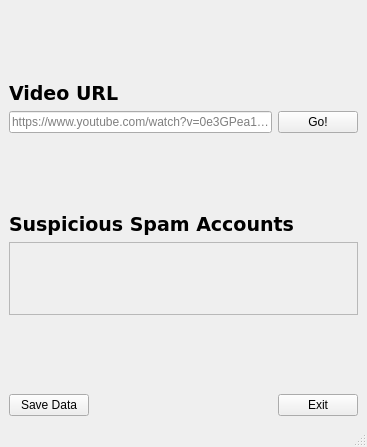
First picture: the form in ui/main.ui, repository Pristzilla/HackUPCTeamRocket, before the edit.
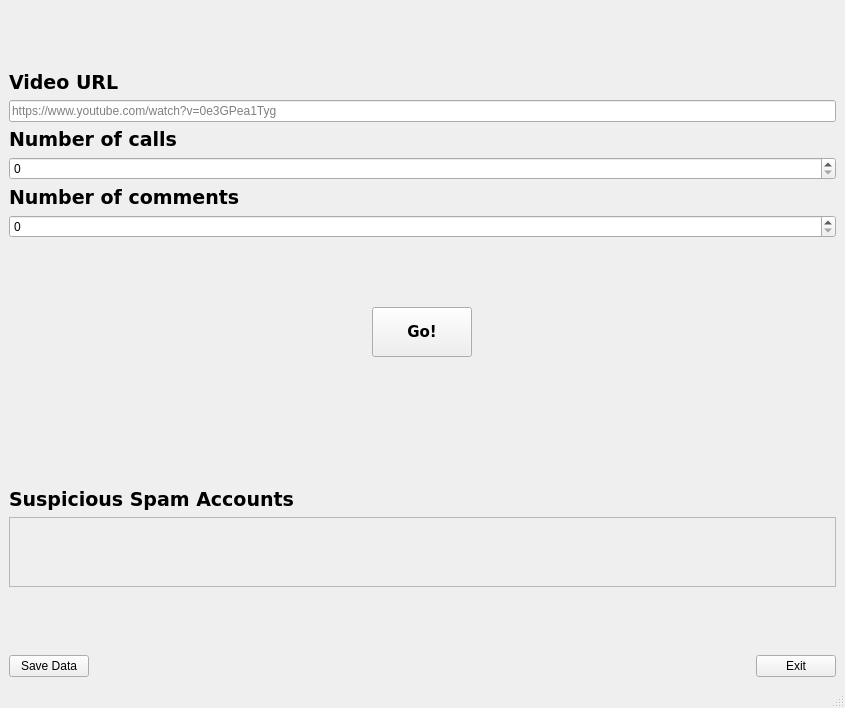
Second picture: the form after the edit.

```diff
--- a/ui/main.ui
+++ b/ui/main.ui
@@ -6,8 +6,8 @@
    <rect>
     <x>0</x>
     <y>0</y>
-    <width>367</width>
-    <height>447</height>
+    <width>845</width>
+    <height>708</height>
    </rect>
   </property>
   <property name="windowTitle">
@@ -46,8 +46,6 @@
        </widget>
       </item>
       <item>
-       <layout class="QHBoxLayout" name="horizontalLayout_2">
-        <item>
          <widget class="QLineEdit" name="lineEdit">
           <property name="placeholderText">
            <string>https://www.youtube.com/watch?v=0e3GPea1Tyg</string>
@@ -55,13 +53,87 @@
          </widget>
         </item>
         <item>
+       <widget class="QLabel" name="label_3">
+        <property name="font">
+         <font>
+          <family>Verdana</family>
+          <pointsize>14</pointsize>
+          <weight>75</weight>
+          <bold>true</bold>
+         </font>
+        </property>
+        <property name="text">
+         <string>Number of calls</string>
+        </property>
+       </widget>
+      </item>
+      <item>
+       <widget class="QSpinBox" name="spinBox"/>
+      </item>
+      <item>
+       <widget class="QLabel" name="label_4">
+        <property name="font">
+         <font>
+          <family>Verdana</family>
+          <pointsize>14</pointsize>
+          <weight>75</weight>
+          <bold>true</bold>
+         </font>
+        </property>
+        <property name="text">
+         <string>Number of comments</string>
+        </property>
+       </widget>
+      </item>
+      <item>
+       <widget class="QSpinBox" name="spinBox_2"/>
+      </item>
+      <item>
+       <spacer name="verticalSpacer_5">
+        <property name="orientation">
+         <enum>Qt::Vertical</enum>
+        </property>
+        <property name="sizeHint" stdset="0">
+         <size>
+          <width>20</width>
+          <height>40</height>
+         </size>
+        </property>
+       </spacer>
+      </item>
+      <item alignment="Qt::AlignHCenter">
          <widget class="QPushButton" name="pushButton_3">
+        <property name="minimumSize">
+         <size>
+          <width>100</width>
+          <height>50</height>
+         </size>
+        </property>
+        <property name="font">
+         <font>
+          <family>Verdana</family>
+          <pointsize>11</pointsize>
+          <weight>75</weight>
+          <bold>true</bold>
+         </font>
+        </property>
           <property name="text">
            <string>Go!</string>
           </property>
          </widget>
         </item>
-       </layout>
+      <item>
+       <spacer name="verticalSpacer_4">
+        <property name="orientation">
+         <enum>Qt::Vertical</enum>
+        </property>
+        <property name="sizeHint" stdset="0">
+         <size>
+          <width>20</width>
+          <height>40</height>
+         </size>
+        </property>
+       </spacer>
       </item>
       <item>
        <spacer name="verticalSpacer_3">
@@ -116,7 +188,7 @@
           <rect>
            <x>0</x>
            <y>0</y>
-           <width>341</width>
+           <width>819</width>
            <height>85</height>
           </rect>
          </property>
```
Left out of the diff: 9 changed lines with no effect on the pictures. Lines whose indentation alone changed are shown as unchanged.
